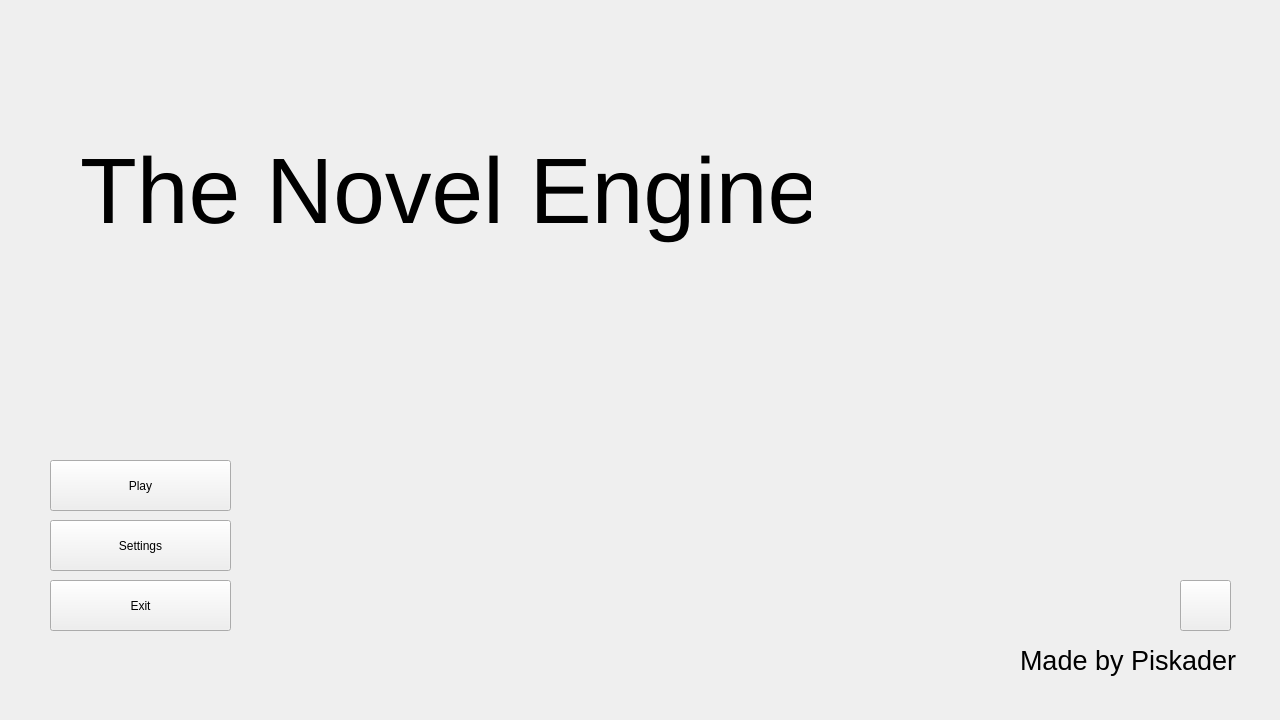
First picture: the form in mainmenu.ui, repository Kirillo001/TheNovelProject, before the edit.
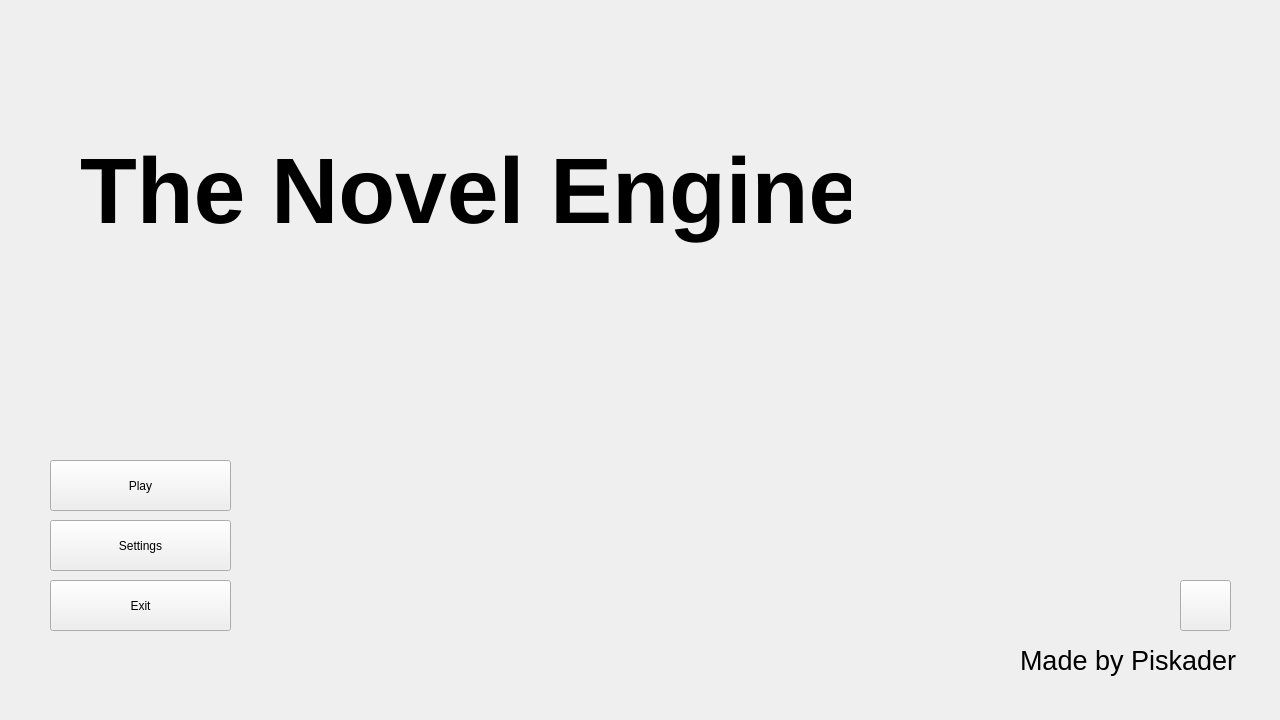
Second picture: the form after the edit.

Commit message: кеукеуеку

Diff of the .ui file:
```diff
--- a/mainmenu.ui
+++ b/mainmenu.ui
@@ -69,13 +69,15 @@
     <rect>
      <x>80</x>
      <y>120</y>
-     <width>731</width>
+     <width>771</width>
      <height>141</height>
     </rect>
    </property>
    <property name="font">
     <font>
      <pointsize>70</pointsize>
+     <bold>true</bold>
+     <kerning>true</kerning>
     </font>
    </property>
    <property name="text">
```
The commit also changes 2 other files.
